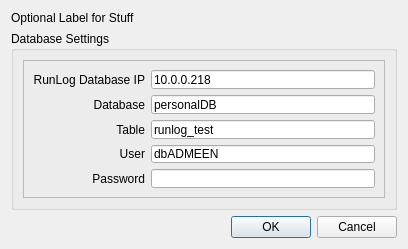
Old version of the form ui_SettingsDialog.ui in the repository davgra04/RunLogDesktop.
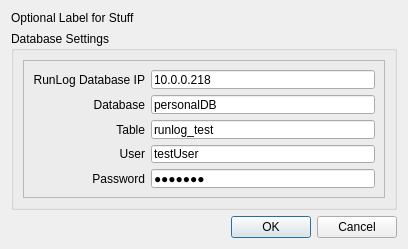
New version of the form.

```diff
--- a/ui_SettingsDialog.ui
+++ b/ui_SettingsDialog.ui
@@ -106,7 +106,7 @@
            <item row="3" column="1">
             <widget class="QLineEdit" name="editUser">
              <property name="text">
-              <string>dbADMEEN</string>
+              <string>testUser</string>
              </property>
             </widget>
            </item>
@@ -122,6 +122,9 @@
            </item>
            <item row="4" column="1">
             <widget class="QLineEdit" name="editPassword">
+             <property name="text">
+              <string>test123</string>
+             </property>
              <property name="echoMode">
               <enum>QLineEdit::Password</enum>
              </property>
```
Left out of the diff: 2 changed lines with no effect on the pictures.
